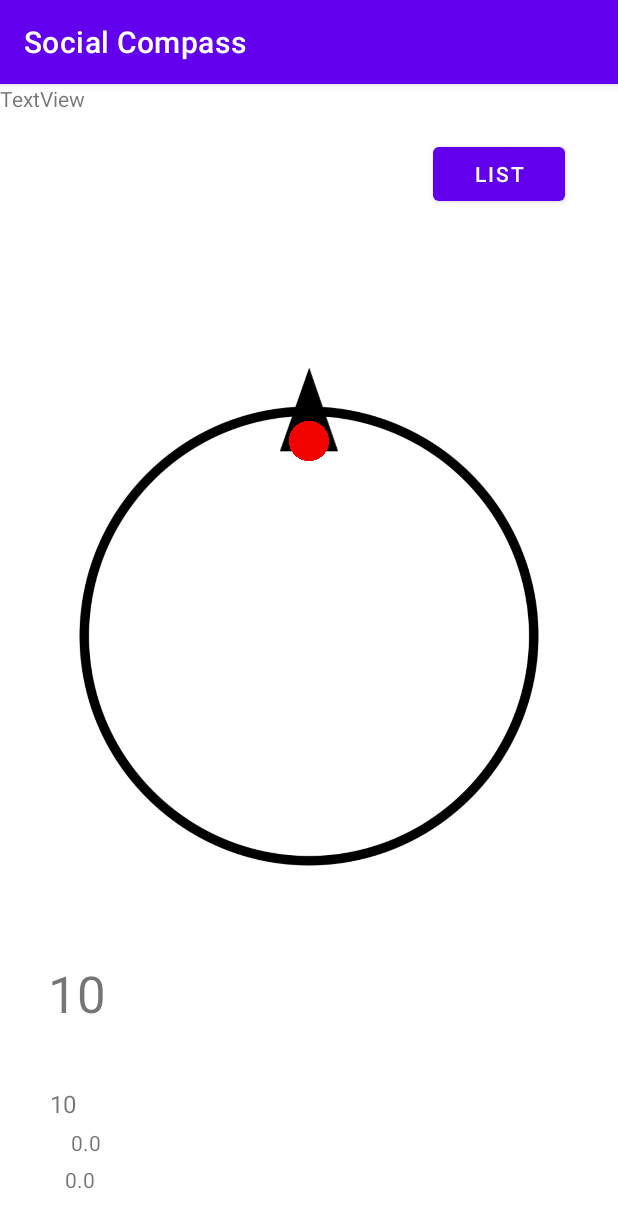
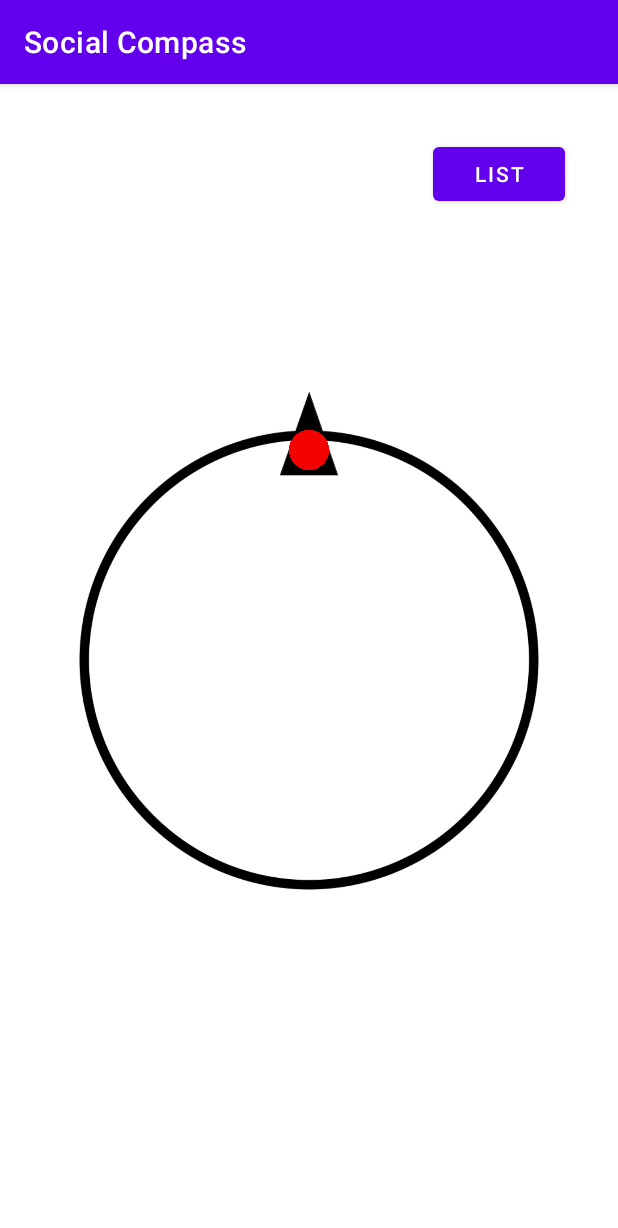
Before and after one commit to CSE-110-Winter-2023/cse-110-project-cse110-team-36, an Android app: the screen it shows after launch (MainActivity), on a phone screen of 412 x 824 dp. Shown: the top 1228 px of the screen. Run offline under Robolectric (Android 15) with nearby library versions, the phone set to English and light mode, and no system bars.

Commit message:
minor UI fixes (should work on most devices now)

```diff
--- a/app/src/main/AndroidManifest.xml
+++ b/app/src/main/AndroidManifest.xml
@@ -14,14 +14,16 @@
         android:theme="@style/Theme.Lab4">
         <activity
             android:name=".ProfileActivity"
-            android:exported="false">
+            android:exported="false"
+            android:screenOrientation="portrait">
             <meta-data
                 android:name="android.app.lib_name"
                 android:value="" />
         </activity>
         <activity
             android:name=".MainActivity"
-            android:exported="true">
+            android:exported="true"
+            android:screenOrientation="portrait">
             <intent-filter>
                 <action android:name="android.intent.action.MAIN" />
 
--- a/app/src/main/java/edu/ucsd/cse110/lab4/MainActivity.java
+++ b/app/src/main/java/edu/ucsd/cse110/lab4/MainActivity.java
@@ -38,9 +38,6 @@ public class MainActivity extends AppCompatActivity {
         orientationService = new OrientationService(this);
         locationService = new LocationService(this);
         ImageView compass = findViewById(R.id.compass_base);
-        TextView orientation = findViewById(R.id.orientationView);
-        TextView location = findViewById(R.id.locationView);
-        TextView bearing = findViewById(R.id.bearing);
         ImageView redDot = findViewById(R.id.coordDot);
         ConstraintLayout.LayoutParams layoutParams = (ConstraintLayout.LayoutParams) redDot.getLayoutParams();
 
@@ -48,15 +45,12 @@ public class MainActivity extends AppCompatActivity {
 
         orientationService.getOrientation().observe(this, angle -> {
             compass.setRotation(360 - (float) (Math.toDegrees(angle)));
-            orientation.setText(Float.toString((float) (Math.toDegrees(angle))));
             northRotateVal = 360 - (float) (Math.toDegrees(angle));
             layoutParams.circleAngle = (northRotateVal + dotRotateVal);
             redDot.setLayoutParams(layoutParams);
         });
 
         locationService.getLocation().observe(this, coords -> {
-            location.setText(Double.toString(coords.first) + "," + Double.toString(coords.second));
-            bearing.setText(Float.toString(locationService.getBearing(latVal, longVal)));
             dotRotateVal = locationService.getBearing(latVal, longVal);
             layoutParams.circleAngle = (northRotateVal + dotRotateVal);
             redDot.setLayoutParams(layoutParams);
@@ -69,14 +63,10 @@ public class MainActivity extends AppCompatActivity {
 
         String latitudeString = preferences.getString("latitudeString", "0");
         String longitudeString = preferences.getString("longitudeString", "0");
-        TextView latView = this.findViewById(R.id.latView);
-        TextView longView = this.findViewById(R.id.longView);
 
         latVal = Float.parseFloat(latitudeString);
         longVal = Float.parseFloat(longitudeString);
 
-        latView.setText(Float.toString(latVal));
-        longView.setText(Float.toString(longVal));
     }
 
     @Override
--- a/app/src/main/res/layout/activity_main.xml
+++ b/app/src/main/res/layout/activity_main.xml
@@ -12,10 +12,10 @@
         android:layout_width="0dp"
         android:layout_height="0dp"
         android:layout_marginStart="16dp"
-        android:layout_marginTop="176dp"
+        android:layout_marginTop="16dp"
         android:layout_marginEnd="16dp"
-        android:layout_marginBottom="108dp"
-        app:layout_constraintBottom_toTopOf="@+id/locationView"
+        android:layout_marginBottom="16dp"
+        app:layout_constraintBottom_toBottomOf="parent"
         app:layout_constraintDimensionRatio="1"
         app:layout_constraintEnd_toEndOf="parent"
         app:layout_constraintStart_toStartOf="parent"
@@ -27,9 +27,11 @@
             android:layout_height="0dp"
             android:rotation="0"
             app:layout_constraintBottom_toBottomOf="parent"
+            app:layout_constraintDimensionRatio="1"
             app:layout_constraintEnd_toEndOf="parent"
             app:layout_constraintStart_toStartOf="parent"
             app:layout_constraintTop_toTopOf="parent"
+            app:layout_constraintVertical_bias="0.4"
             app:srcCompat="@drawable/compass_base" />
 
         <ImageView
@@ -37,12 +39,12 @@
             android:layout_width="32dp"
             android:layout_height="32dp"
             android:rotation="0"
-            app:layout_constraintCircle="@+id/compass_base"
+            app:layout_constraintCircle="@+id/compass"
             app:layout_constraintCircleAngle="0"
-            app:layout_constraintCircleRadius="130dp"
-            app:layout_constraintEnd_toEndOf="parent"
-            app:layout_constraintTop_toTopOf="parent"
-            app:srcCompat="@drawable/coord_dot" />
+            app:layout_constraintCircleRadius="140dp"
+            app:srcCompat="@drawable/coord_dot"
+            tools:layout_editor_absoluteX="174dp"
+            tools:layout_editor_absoluteY="174dp" />
     </androidx.constraintlayout.widget.ConstraintLayout>
 
     <Button
@@ -56,56 +58,4 @@
         app:layout_constraintEnd_toEndOf="parent"
         app:layout_constraintTop_toTopOf="parent" />
 
-    <TextView
-        android:id="@+id/orientationView"
-        android:layout_width="wrap_content"
-        android:layout_height="wrap_content"
-        android:layout_marginStart="16dp"
-        android:layout_marginBottom="114dp"
-        android:text="10"
-        android:textSize="34sp"
-        app:layout_constraintBottom_toBottomOf="parent"
-        app:layout_constraintStart_toStartOf="@+id/compass"
-        app:layout_constraintTop_toBottomOf="@+id/compass" />
-
-    <TextView
-        android:id="@+id/locationView"
-        android:layout_width="wrap_content"
-        android:layout_height="wrap_content"
-        android:layout_marginStart="1dp"
-        android:layout_marginBottom="75dp"
-        android:text="10"
-        android:textSize="16sp"
-        app:layout_constraintBottom_toBottomOf="parent"
-        app:layout_constraintStart_toStartOf="@+id/orientationView"
-        app:layout_constraintTop_toBottomOf="@+id/compass" />
-
-    <TextView
-        android:id="@+id/latView"
-        android:layout_width="wrap_content"
-        android:layout_height="wrap_content"
-        android:layout_marginStart="4dp"
-        android:layout_marginTop="5dp"
-        android:text="TextView"
-        app:layout_constraintStart_toStartOf="@+id/longView"
-        app:layout_constraintTop_toBottomOf="@+id/locationView" />
-
-    <TextView
-        android:id="@+id/longView"
-        android:layout_width="wrap_content"
-        android:layout_height="wrap_content"
-        android:layout_marginStart="43dp"
-        android:layout_marginTop="5dp"
-        android:text="TextView"
-        app:layout_constraintStart_toStartOf="parent"
-        app:layout_constraintTop_toBottomOf="@+id/latView" />
-
-    <TextView
-        android:id="@+id/bearing"
-        android:layout_width="wrap_content"
-        android:layout_height="wrap_content"
-        android:text="TextView"
-        tools:layout_editor_absoluteX="98dp"
-        tools:layout_editor_absoluteY="95dp" />
-
 </androidx.constraintlayout.widget.ConstraintLayout>
```
